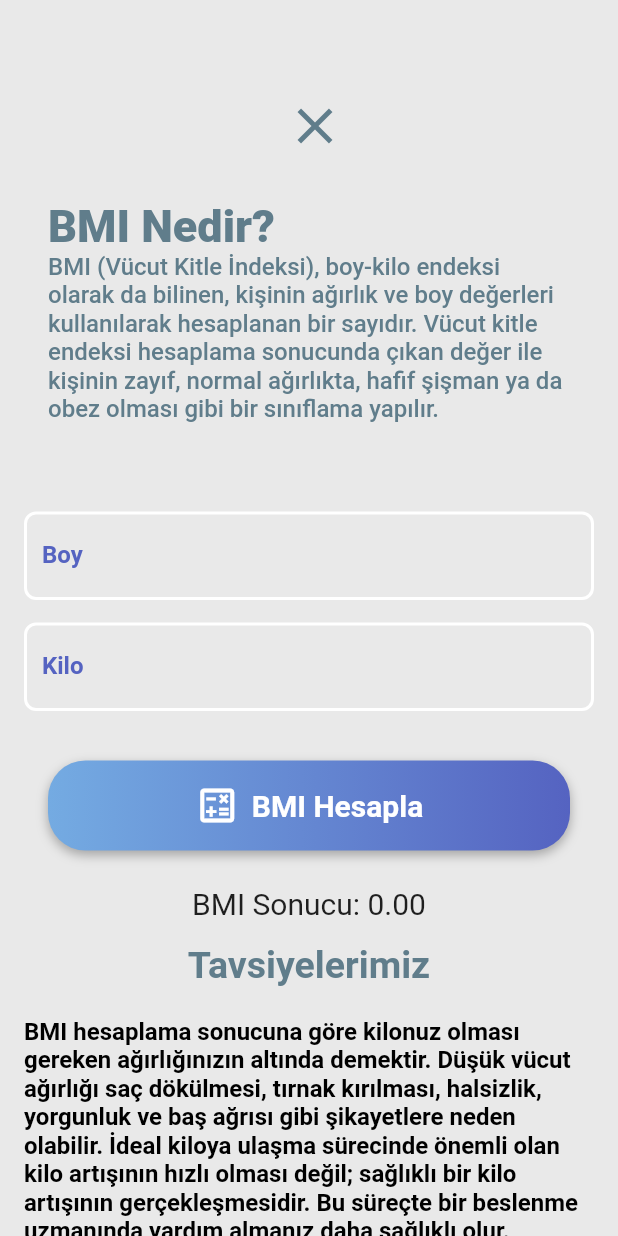
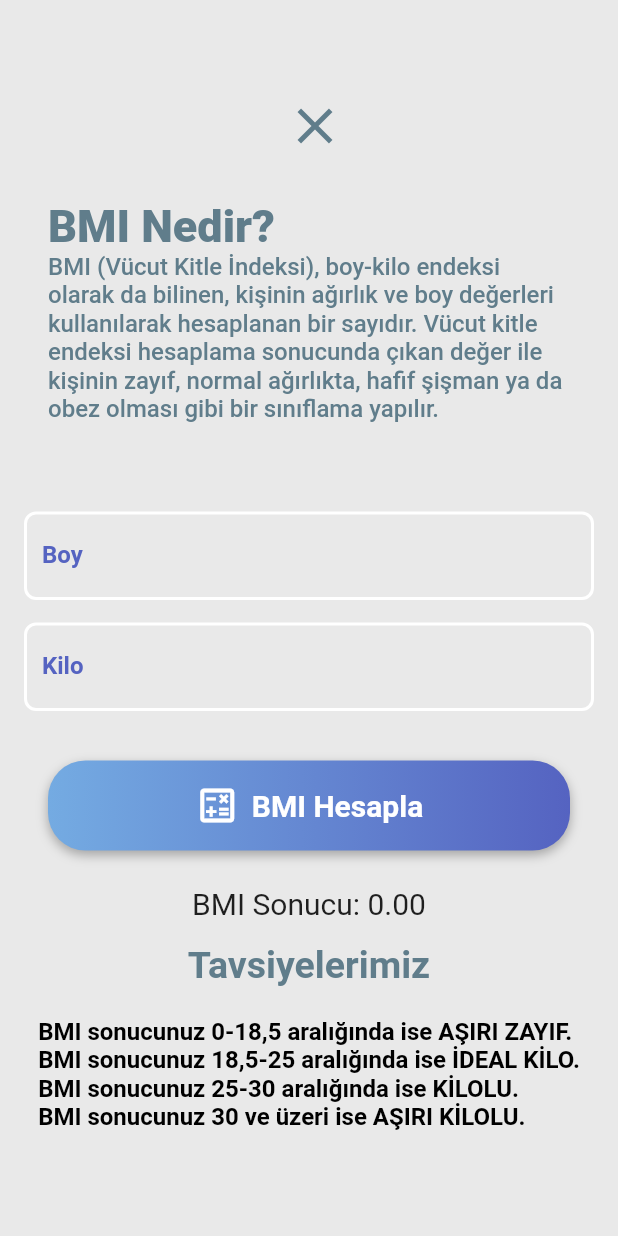
Before and after one commit to CanzzD/Flutter-Diet-App, a Flutter app: the BMICalculatorPage screen opened by its route, on a phone screen of 412 x 824 dp. Run offline on Flutter 3.47's test engine with Material 2 defaults, Android fonts, the phone set to English and light mode, and no system bars; our stand-ins replace cloud_firestore, firebase_auth, firebase_core; missing offline and left inert: flutter_rounded_progress_bar; accounts and stored records are empty.

```diff
--- a/lib/ui/pages/bmi_calculator_page.dart
+++ b/lib/ui/pages/bmi_calculator_page.dart
@@ -28,8 +28,10 @@ class _BMICalculatorPageState extends State<BMICalculatorPage> {
     }
   }
   String bmiData() {
-
-    if (bmiResult < 18.49) {
+    if (bmiResult == 0) {
+      return "BMI sonucunuz 0-18,5 aralığında ise AŞIRI ZAYIF.\nBMI sonucunuz 18,5-25 aralığında ise İDEAL KİLO.\nBMI sonucunuz 25-30 aralığında ise KİLOLU.\nBMI sonucunuz 30 ve üzeri ise AŞIRI KİLOLU.";
+    }
+    else if (bmiResult < 18.49) {
       return "BMI hesaplama sonucuna göre kilonuz olması gereken ağırlığınızın altında demektir. Düşük vücut ağırlığı saç dökülmesi, tırnak kırılması, halsizlik, yorgunluk ve baş ağrısı gibi şikayetlere neden olabilir. İdeal kiloya ulaşma sürecinde önemli olan kilo artışının hızlı olması değil; sağlıklı bir kilo artışının gerçekleşmesidir. Bu süreçte bir beslenme uzmanında yardım almanız daha sağlıklı olur.";
     } else if (18.5 < bmiResult && bmiResult < 24.99) {
       return "BMI hesaplama sonucuna göre boy-kilo oranınız ideal seviyededir. İdeal vücut ağırlığında olmanız hem daha dinç ve zinde olmanızı sağlar hem de hastalıklara yakalanma riskinizi düşürür.";
--- a/lib/ui/pages/profile_screen.dart
+++ b/lib/ui/pages/profile_screen.dart
@@ -72,6 +72,7 @@ class _ProfileScreenState extends State<ProfileScreen> {
                         style: TextStyle(
                         fontWeight: FontWeight.w400,
                         fontSize: 18,
+                        color:  Colors.blueGrey
                       ),
                       ),
 
@@ -80,7 +81,7 @@ class _ProfileScreenState extends State<ProfileScreen> {
                         style:  TextStyle(
                         fontWeight: FontWeight.w800,
                         fontSize: 26,
-                        color: Colors.black,
+                        color: Colors.blueGrey,
                       ),),
                     ),
                     SizedBox(height: 20),
@@ -300,7 +301,7 @@ class _RadialProgress extends StatelessWidget {
   Widget build(BuildContext context) {
     return CustomPaint(
       painter: _RadialPainter(
-        progress: 0.7,
+        progress: 0.65,
 
         ),
       child: Container(
```
